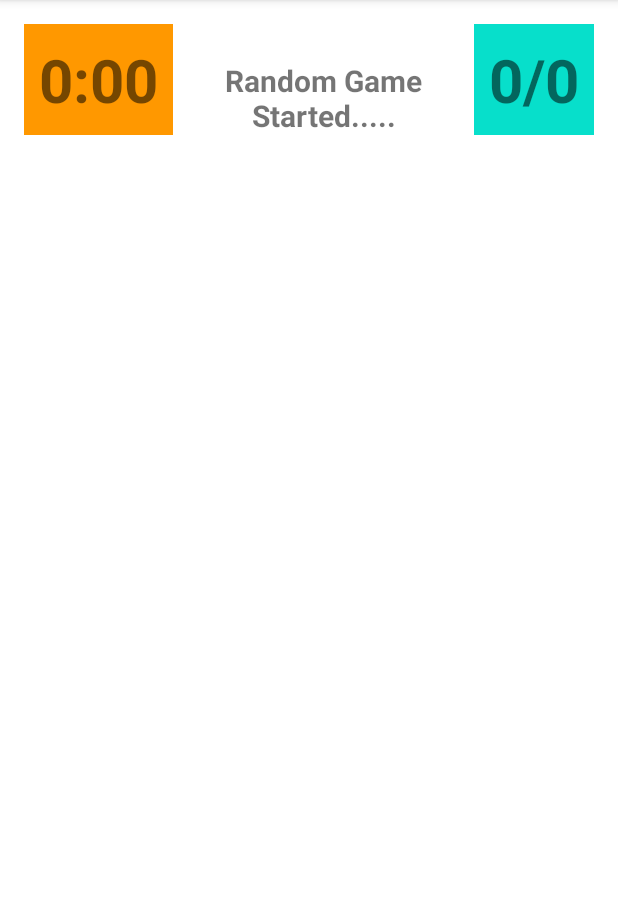
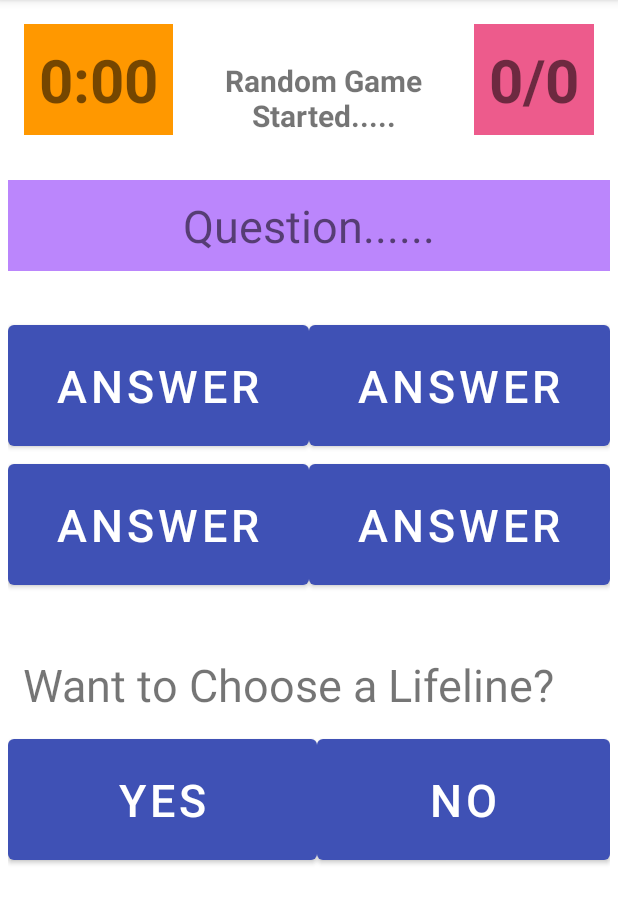
Before and after one commit to droidbg/Random_KBC_Quiz, an Android app: the screen it shows after launch (MainActivity), on a phone screen of 412 x 824 dp, the part 84-1008 px from its top. Run offline under Robolectric (Android 15) with nearby library versions, the phone set to English and light mode, and no system bars.

Commit message:
Initial UI Commit

```diff
--- a/app/src/main/java/com/binni/randomquiz/MainActivity.java
+++ b/app/src/main/java/com/binni/randomquiz/MainActivity.java
@@ -5,17 +5,28 @@ import androidx.appcompat.app.AppCompatActivity;
 import android.os.Bundle;
 import android.view.View;
 import android.widget.Button;
+import android.widget.Toast;
 
 public class MainActivity extends AppCompatActivity {
 Button goButton;
-void start(View view)
-{
-    goButton.setVisibility(view.INVISIBLE);
-}
+int nooflifeline=3;
+
+
     @Override
     protected void onCreate(Bundle savedInstanceState) {
         super.onCreate(savedInstanceState);
         setContentView(R.layout.activity_main);
         goButton=findViewById(R.id.goButton);
     }
+    void start(View view)
+    {
+        goButton.setVisibility(view.INVISIBLE);
+    }
+    public void chooseAnswer(View view) {
+    }
+    public void lifelineYesNo(View view) {
+       if(view.getTag().toString().equals("no")){
+           Toast.makeText(this, "OK!! Your choice./n But Hey!! You have Still "+nooflifeline+" Remaining", Toast.LENGTH_SHORT).show();
+       }
+    }
 }
--- a/app/src/main/res/layout/activity_main.xml
+++ b/app/src/main/res/layout/activity_main.xml
@@ -13,7 +13,7 @@
         android:layout_height="wrap_content"
         android:layout_marginTop="16dp"
         android:layout_marginEnd="16dp"
-        android:background="#07DFCB"
+        android:background="#ED5B8C"
         android:padding="10dp"
         android:text="0/0"
         android:textSize="40sp"
@@ -56,14 +56,151 @@
         android:layout_width="0dp"
         android:layout_height="wrap_content"
         android:layout_marginTop="30dp"
+        android:gravity="center"
+        android:padding="10dp"
         android:text="Random Game Started....."
         android:textSize="20sp"
-        android:padding="10dp"
         android:textStyle="bold"
-        android:gravity="center"
         app:layout_constraintEnd_toStartOf="@id/scoreTextView"
         app:layout_constraintStart_toEndOf="@id/timerTextView"
         app:layout_constraintTop_toTopOf="parent" />
 
+    <LinearLayout
+        android:id="@+id/buttonline0linearLayout"
+        android:layout_width="match_parent"
+        android:layout_height="wrap_content"
+        android:layout_marginTop="30dp"
+        android:layout_marginLeft="5dp"
+        android:layout_marginRight="5dp"
+        android:layout_weight="1"
+        android:orientation="horizontal"
+        app:layout_constraintEnd_toEndOf="parent"
+        app:layout_constraintStart_toStartOf="parent"
+        app:layout_constraintTop_toBottomOf="@+id/questionTextView">
+
+        <Button
+            android:id="@+id/button0"
+            android:layout_width="wrap_content"
+            android:layout_height="wrap_content"
+            android:layout_weight="1"
+            android:onClick="chooseAnswer"
+            android:padding="20dp"
+            android:tag="0"
+            android:text="Answer"
+            android:textSize="30sp" />
+
+        <Button
+            android:id="@+id/button1"
+            android:layout_width="wrap_content"
+            android:layout_height="wrap_content"
+            android:layout_weight="1"
+            android:onClick="chooseAnswer"
+            android:padding="20dp"
+            android:tag="1"
+            android:text="Answer"
+            android:textSize="30sp" />
+
+    </LinearLayout>
+
+    <LinearLayout
+        android:id="@+id/buttonline1linearLayout"
+        android:layout_width="match_parent"
+        android:layout_height="wrap_content"
+        android:layout_marginLeft="5dp"
+        android:layout_marginRight="5dp"
+        android:orientation="horizontal"
+        app:layout_constraintEnd_toEndOf="parent"
+        app:layout_constraintStart_toStartOf="parent"
+        app:layout_constraintTop_toBottomOf="@id/buttonline0linearLayout">
+
+        <Button
+            android:id="@+id/button2"
+            android:layout_width="wrap_content"
+            android:layout_height="wrap_content"
+            android:layout_weight="1"
+            android:onClick="chooseAnswer"
+            android:padding="20dp"
+            android:tag="2"
+            android:text="Answer"
+            android:textSize="30sp" />
+
+        <Button
+            android:id="@+id/button3"
+            android:layout_width="wrap_content"
+            android:layout_height="wrap_content"
+            android:layout_weight="1"
+            android:onClick="chooseAnswer"
+            android:padding="20dp"
+            android:tag="3"
+            android:text="Answer"
+            android:textSize="30sp" />
+
+    </LinearLayout>
+
+    <TextView
+        android:id="@+id/questionTextView"
+        android:layout_width="0dp"
+        android:layout_height="wrap_content"
+        android:layout_marginStart="5dp"
+        android:layout_marginTop="30dp"
+        android:layout_marginEnd="5dp"
+        android:background="@color/purple_200"
+        android:fontFamily="sans-serif"
+        android:gravity="center"
+        android:padding="10dp"
+        android:text="Question......"
+        android:textSize="30sp"
+        app:layout_constraintEnd_toEndOf="parent"
+        app:layout_constraintStart_toStartOf="parent"
+        app:layout_constraintTop_toBottomOf="@+id/timerTextView" />
+
+    <TextView
+        android:id="@+id/lifelineYesNotextView"
+        android:layout_width="0dp"
+        android:layout_height="wrap_content"
+        android:padding="10dp"
+        android:textSize="30sp"
+        android:layout_marginStart="5dp"
+        android:layout_marginTop="30dp"
+        android:layout_marginEnd="5dp"
+        android:text="Want to Choose a Lifeline?"
+        app:layout_constraintEnd_toEndOf="parent"
+        app:layout_constraintStart_toStartOf="parent"
+        app:layout_constraintTop_toBottomOf="@+id/buttonline1linearLayout" />
+
+    <LinearLayout
+        android:id="@+id/lifelineOptionsLinearLayout"
+        android:layout_width="match_parent"
+        android:layout_height="wrap_content"
+        android:orientation="horizontal"
+        android:layout_marginLeft="5dp"
+        android:layout_marginRight="5dp"
+        app:layout_constraintEnd_toEndOf="parent"
+        app:layout_constraintStart_toStartOf="parent"
+        app:layout_constraintTop_toBottomOf="@id/lifelineYesNotextView">
+
+        <Button
+            android:id="@+id/yesButton"
+            android:layout_width="wrap_content"
+            android:layout_height="wrap_content"
+            android:layout_weight="1"
+            android:onClick="lifelineYesNo"
+            android:padding="20dp"
+            android:tag="yes"
+            android:text="YES"
+            android:textSize="30sp" />
+
+        <Button
+            android:id="@+id/noButton"
+            android:layout_width="wrap_content"
+            android:layout_height="wrap_content"
+            android:layout_weight="1"
+            android:onClick="lifelineYesNo"
+            android:padding="20dp"
+            android:tag="no"
+            android:text="NO"
+            android:textSize="30sp" />
+
+    </LinearLayout>
 
 </androidx.constraintlayout.widget.ConstraintLayout>
```
